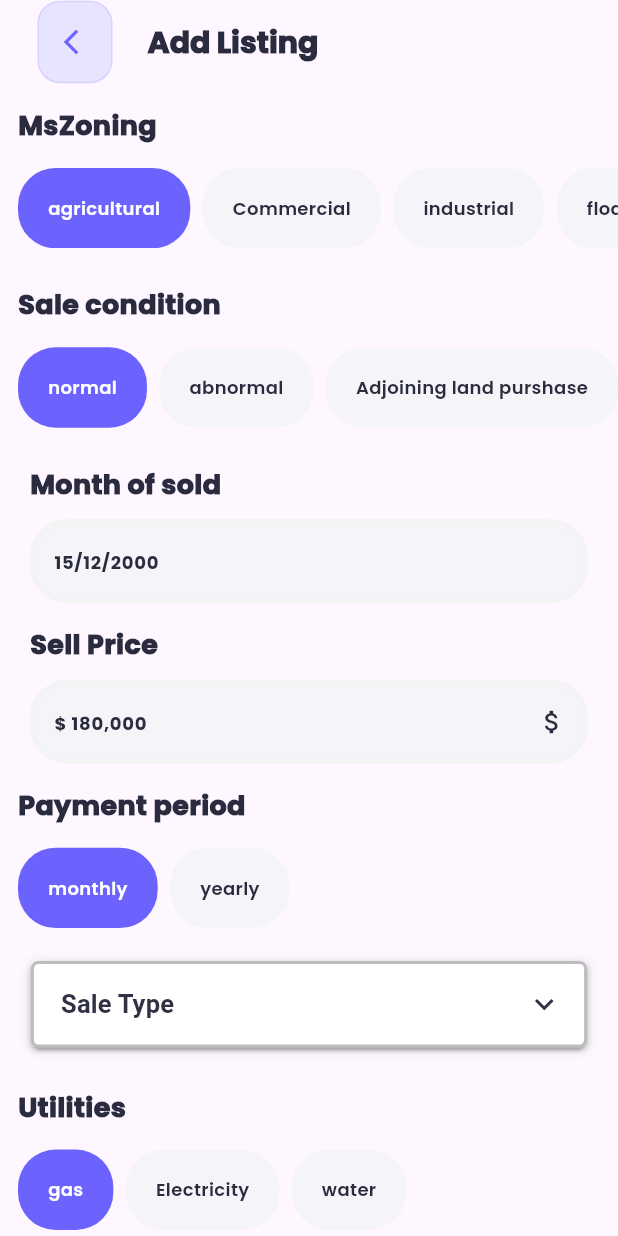
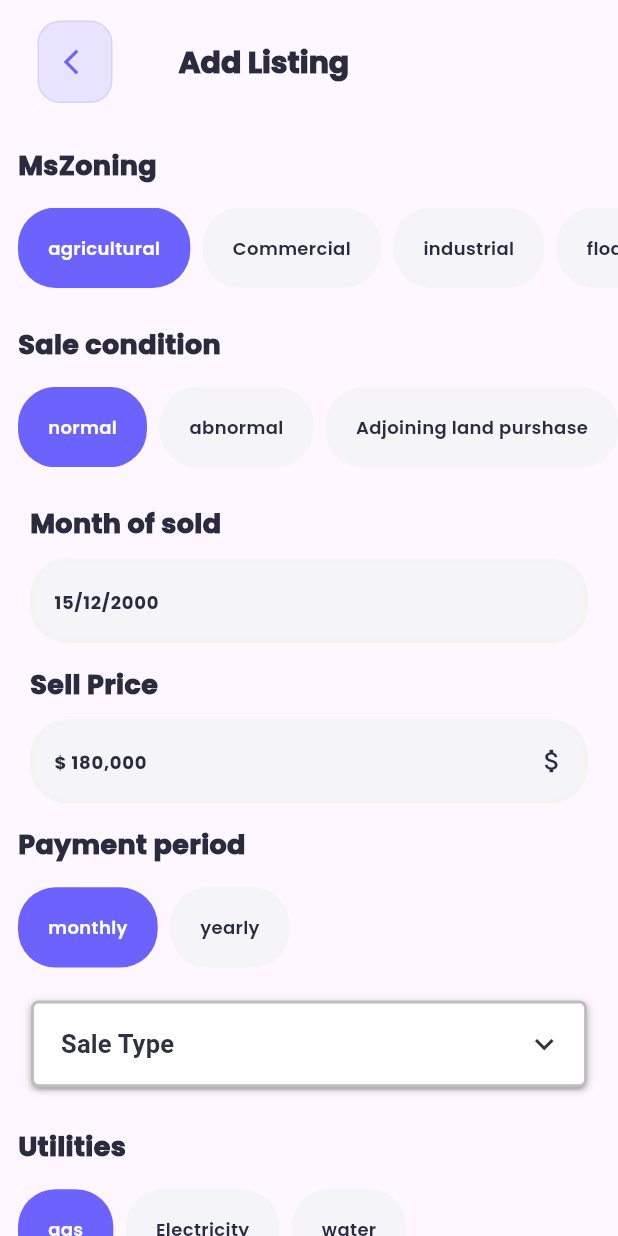
Before and after one commit to ayafathy1/Homefinder1, a Flutter app: the screen it shows after launch, on a phone screen of 412 x 824 dp. Run offline on Flutter 3.47's test engine with Material 3 defaults, Android fonts, the phone set to English and light mode, and no system bars; drawn by our look-alikes of dropdown_button2; our stand-ins replace animated_splash_screen, dio, flutter_rating_bar, get, image_picker, pretty_dio_logger and 2 more; missing offline and left inert: flutter_arc_text, splash_view.

Commit message:
Update add_listing_1st_detail_screen.dart

```diff
--- a/homefinder1/lib/Screens/add_listing_1st_detail/add_listing_1st_detail_screen.dart
+++ b/homefinder1/lib/Screens/add_listing_1st_detail/add_listing_1st_detail_screen.dart
@@ -25,7 +25,8 @@ class _AddListingFirstDetailScreenState extends State<AddListingFirstDetailScree
     builder: (AddListingFirstDetailController controller) {
     return Scaffold(
       appBar: AppBar(
-        leadingWidth: Get.width * 0.2,
+        toolbarHeight: Get.height*0.1,
+        leadingWidth: Get.width * 0.25,
         leading: CustomArrowBack(),
         title: Text(
           "Add Listing",
```
